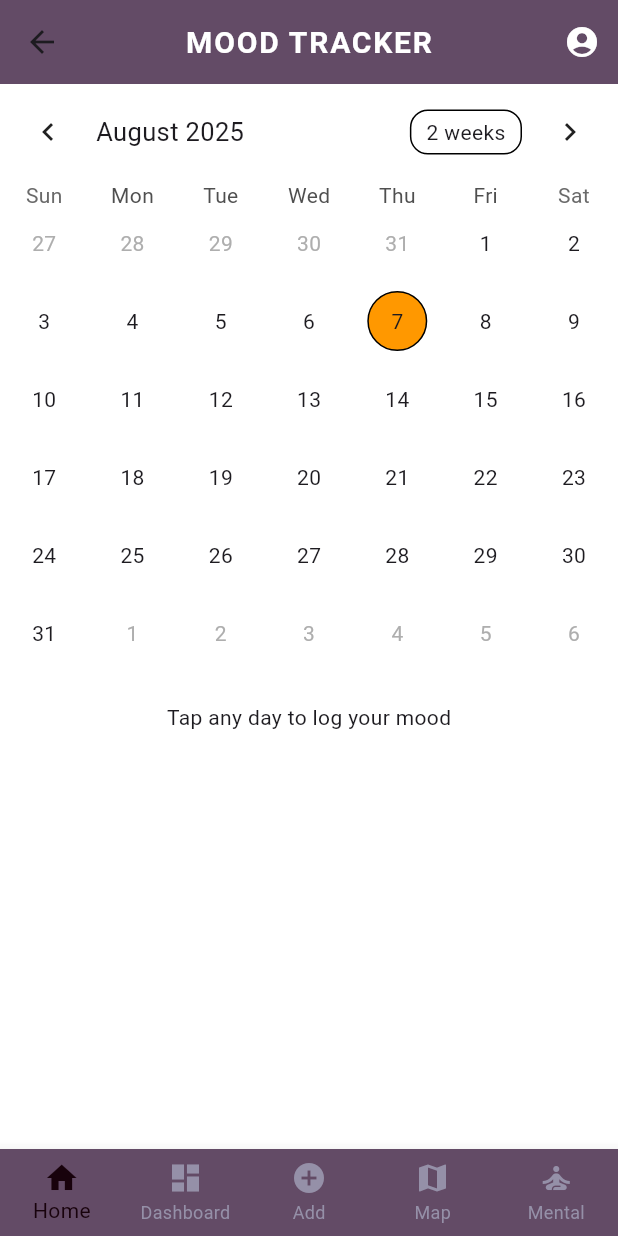
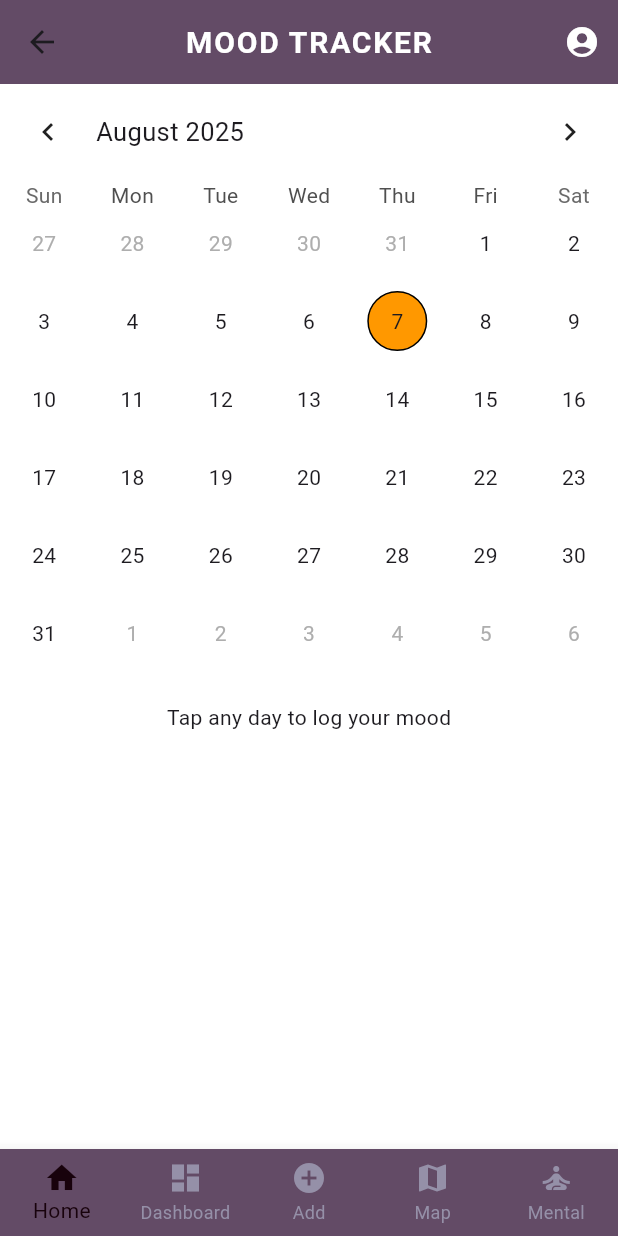
Before and after one commit to computeroverride/kenko, a Flutter app: the LogMoodPage screen opened directly, on a phone screen of 412 x 824 dp. Run offline on Flutter 3.47's test engine with Material 3 defaults, Android fonts, the phone set to English and light mode, and no system bars; drawn by our look-alikes of table_calendar; our stand-ins replace cloud_firestore, confetti, firebase_auth, firebase_core, fl_chart, flutter_map and 3 more; missing offline and left inert: health; accounts and stored records are empty.

Commit message:
disabled 2 weeks

```diff
--- a/lib/mentalcalendar.dart
+++ b/lib/mentalcalendar.dart
@@ -201,6 +201,11 @@ class _LogMoodPageState extends State<LogMoodPage> {
               });
               _selectMood(selected);
             },
+
+            availableCalendarFormats: const {CalendarFormat.month: 'Month'},
+
+
+            headerStyle: const HeaderStyle(formatButtonVisible: false),
             calendarBuilders: CalendarBuilders(
               defaultBuilder: (context, day, _) {
                 final color = getMoodColor(day);
```
